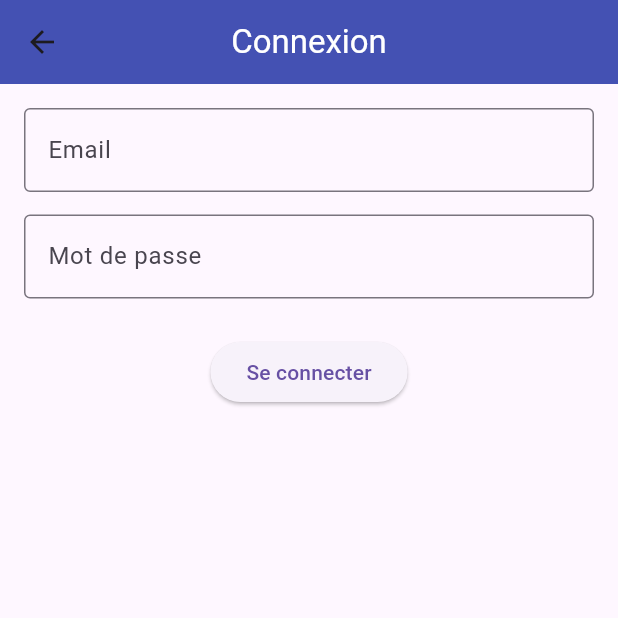
After one commit to MgouB/Forum, a Flutter app: the screen it shows after launch, after a tap on "Se Connecter", on a phone screen of 412 x 824 dp, the top half of it. The commit adds this screen. Run offline on Flutter 3.47's test engine with Material 3 defaults, Android fonts, the phone set to English and light mode, and no system bars; our stand-ins replace flutter_dotenv, flutter_secure_storage.

Commit message:
fonctionnalité connexion

```diff
--- a/lib/main.dart
+++ b/lib/main.dart
@@ -1,6 +1,7 @@
 import 'package:flutter/material.dart';
 import 'package:flutter_dotenv/flutter_dotenv.dart';
 import 'package:forum/screens/home_screen.dart';
+import 'package:forum/screens/login.dart';
 import 'package:forum/screens/register.dart';
 Future<void> main() async {
 await dotenv.load(fileName: "assets/.env.local");
@@ -21,6 +22,7 @@ class MainApp extends StatelessWidget {
       routes: {
       '/': (context) => const HomeScreen(),
       '/register':(context) => const Register(),
+      '/login': (context) => const Login(),
       },
     );
   }
--- a/lib/screens/home_screen.dart
+++ b/lib/screens/home_screen.dart
@@ -15,6 +15,9 @@ class _HomeScreen extends State<HomeScreen> {
       '/register',
     );
   }
+  void btLogin(){
+    Navigator.pushNamed(context, '/login',);
+  }
 
   @override
   Widget build(BuildContext context) {
@@ -29,6 +32,13 @@ class _HomeScreen extends State<HomeScreen> {
               style: TextStyle(color: Colors.white),
             ),
           ),
+          TextButton(
+            onPressed: btLogin,
+            child: const Text(
+              "Se Connecter",
+              style: TextStyle(color: Colors.white),
+            ),
+          ),
         ],
         elevation: 10.0,
         centerTitle: true,
--- /dev/null
+++ b/lib/screens/login.dart
@@ -0,0 +1,159 @@
+import 'package:flutter/material.dart';
+import 'package:forum/api/user.dart';
+import 'package:forum/utils/secure_storage.dart'; // Pour le stockage des identifiants
+
+class Login extends StatefulWidget {
+  const Login({super.key});
+
+  @override
+  _LoginState createState() => _LoginState();
+}
+
+class _LoginState extends State<Login> {
+  // Déclaration de la clé et des contrôleurs
+  final _formKey = GlobalKey<FormState>();
+  final _emailController = TextEditingController();
+  final _passwordController = TextEditingController();
+
+  bool _isLoading = false;
+  final SecureStorage secureStorage = SecureStorage();
+
+  @override
+  void initState() {
+    super.initState();
+    _loadCredentials(); // Chargement automatique des identifiants au démarrage
+  }
+
+  // Libération de la mémoire pour les contrôleurs
+  @override
+  void dispose() {
+    _emailController.dispose();
+    _passwordController.dispose();
+    super.dispose();
+  }
+
+  // Chargement des identifiants depuis le stockage sécurisé
+  Future<void> _loadCredentials() async {
+    final credentials = await secureStorage.readCredentials();
+    setState(() {
+      _emailController.text = credentials['email'] ?? '';
+      _passwordController.text = credentials['password'] ?? '';
+    });
+  }
+
+  // Méthode de connexion avec gestion du Loader
+  Future<void> _login() async {
+    if (_formKey.currentState!.validate()) {
+      setState(() {
+        _isLoading = true;
+      });
+
+      try {
+        // Appel de la méthode API login
+        final response = await login(
+          _emailController.text,
+          _passwordController.text,
+        );
+
+        // Sauvegarde des identifiants après succès
+        await secureStorage.saveCredentials(
+          _emailController.text,
+          _passwordController.text,
+        );
+
+        if (!mounted) return;
+        ScaffoldMessenger.of(context).showSnackBar(
+          const SnackBar(content: Text('Authentification réussie')),
+        );
+
+        // Redirection après un court délai
+        Future.delayed(const Duration(seconds: 2), () {
+          Navigator.pushReplacementNamed(context, '/');
+        });
+      } catch (e) {
+        ScaffoldMessenger.of(context).showSnackBar(
+          SnackBar(content: Text('Echec de l\'authentification : $e')),
+        );
+      } finally {
+        if (mounted)
+          setState(() {
+            _isLoading = false;
+          });
+      }
+    }
+  }
+
+  @override
+  Widget build(BuildContext context) {
+    return Scaffold(
+      appBar: AppBar(
+        title: const Text('Connexion', style: TextStyle(color: Colors.white)),
+        elevation: 10.0,
+        centerTitle: true,
+      ),
+      // Structure du formulaire selon le Chapitre 07
+      body: Form(
+        key: _formKey,
+        child: SingleChildScrollView(
+          padding: const EdgeInsets.all(16.0),
+          child: Column(
+            children: [
+              // Champ Email avec décoration personnalisée
+              _buildTextField(_emailController, 'Email', false, (value) {
+                if (value == null || value.isEmpty)
+                  return 'Veuillez entrer votre email';
+                return null;
+              }),
+              const SizedBox(height: 15),
+
+              // Champ Mot de passe (obscureText: true)
+              _buildTextField(_passwordController, 'Mot de passe', true, (
+                value,
+              ) {
+                if (value == null || value.isEmpty)
+                  return 'Veuillez entrer votre mot de passe';
+                return null;
+              }),
+
+              const SizedBox(height: 25),
+
+              // Affichage conditionnel du bouton ou du loader
+              _isLoading
+                  ? const CircularProgressIndicator()
+                  : ElevatedButton(
+                      onPressed: _login,
+                      child: const Text('Se connecter'),
+                    ),
+            ],
+          ),
+        ),
+      ),
+    );
+  }
+
+  // Méthode helper pour respecter le style visuel du cours
+  Widget _buildTextField(
+    TextEditingController controller,
+    String label,
+    bool obscure,
+    String? Function(String?) validator,
+  ) {
+    return TextFormField(
+      controller: controller,
+      obscureText: obscure,
+      decoration: InputDecoration(
+        labelText: label,
+        border: const OutlineInputBorder(),
+        // Style d'erreur spécifique au cours
+        errorStyle: const TextStyle(color: Color.fromARGB(255, 196, 43, 160)),
+        errorBorder: const OutlineInputBorder(
+          borderSide: BorderSide(color: Color.fromARGB(255, 196, 43, 160)),
+        ),
+        focusedErrorBorder: const OutlineInputBorder(
+          borderSide: BorderSide(color: Color.fromARGB(255, 196, 43, 160)),
+        ),
+      ),
+      validator: validator,
+    );
+  }
+}
--- a/lib/screens/register.dart
+++ b/lib/screens/register.dart
@@ -278,7 +278,7 @@ class _MyCustomFormState extends State<MyCustomForm> {
             const SizedBox(height: 20),
             ElevatedButton(
               onPressed: _submitForm,
-              child: const Text('Soumettre'),
+              child: const Text("S'inscrire"),
             ),
           ],
         ),
--- /dev/null
+++ b/lib/utils/secure_storage.dart
@@ -0,0 +1,22 @@
+import 'package:flutter_secure_storage/flutter_secure_storage.dart';
+
+class SecureStorage {
+  final _storage = FlutterSecureStorage();
+  static const _keyEmail = 'email';
+  static const _keyPassword = 'password';
+  Future<void> saveCredentials(String email, String password) async {
+    await _storage.write(key: _keyEmail, value: email);
+    await _storage.write(key: _keyPassword, value: password);
+  }
+
+  Future<Map<String, String?>> readCredentials() async {
+    String? email = await _storage.read(key: _keyEmail);
+    String? password = await _storage.read(key: _keyPassword);
+    return {'email': email, 'password': password};
+  }
+
+  Future<void> deleteCredentials() async {
+    await _storage.delete(key: _keyEmail);
+    await _storage.delete(key: _keyPassword);
+  }
+}
--- a/pubspec.yaml
+++ b/pubspec.yaml
@@ -36,6 +36,7 @@ dependencies:
   # Use with the CupertinoIcons class for iOS style icons.
   cupertino_icons: ^1.0.8
   http: ^1.6.0
+  flutter_secure_storage: ^10.0.0
 
 dev_dependencies:
   flutter_test:
```
Also changed, not shown: lib/api/user.dart (added, +18 -0 lines), pubspec.lock, 21 other files.
